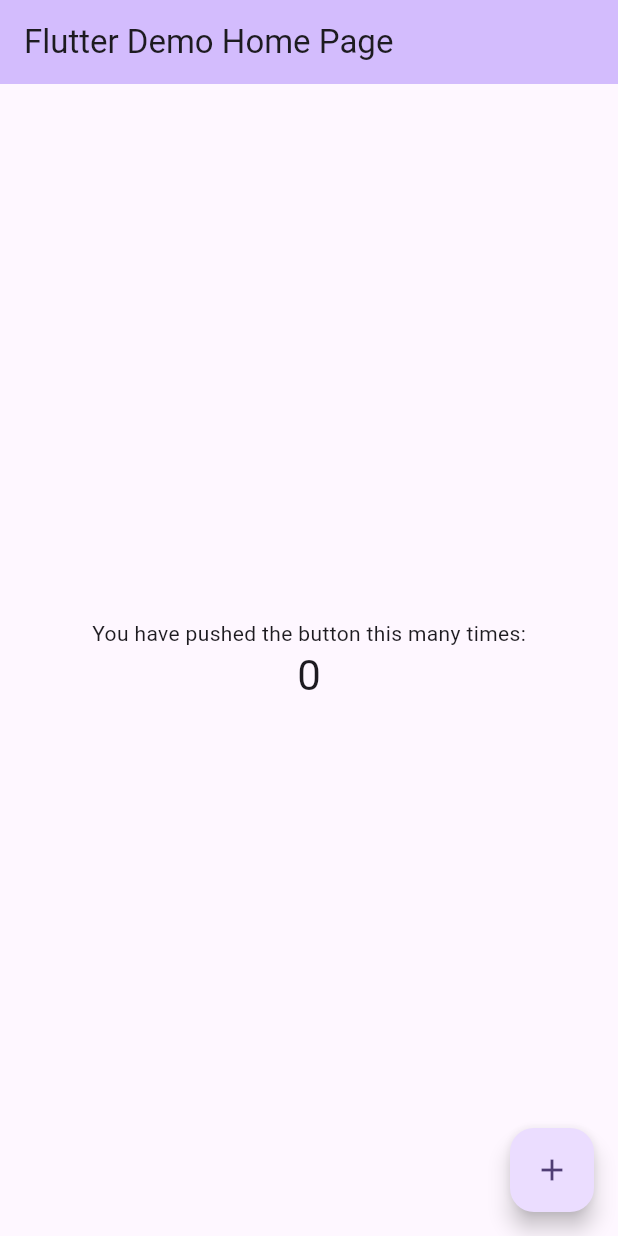
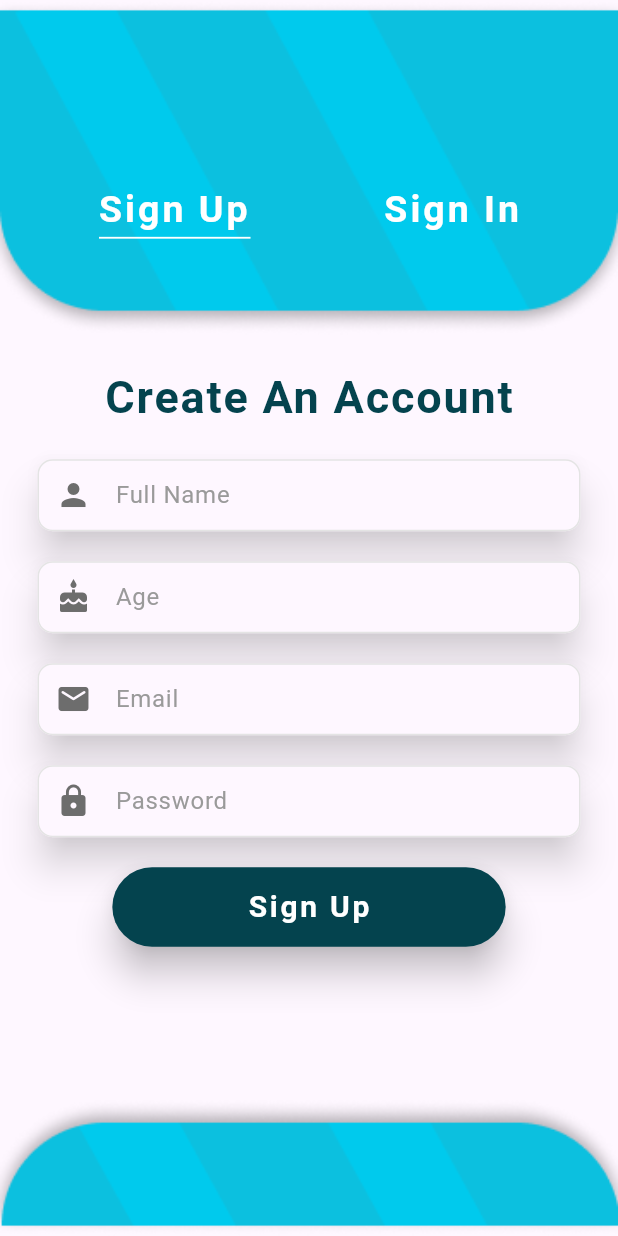
Before and after one commit to UtkarshAhuja2003/Dhwani, a Flutter app: the screen it shows after launch, on a phone screen of 412 x 824 dp. Run offline on Flutter 3.47's test engine with Material 3 defaults, Android fonts, the phone set to English and light mode, and no system bars; our stand-ins replace google_fonts; Roboto replaces fonts that are missing (Arimo).

Commit message:
signup signin screens

```diff
--- /dev/null
+++ b/lib/app/app.dart
@@ -0,0 +1,19 @@
+import 'package:dhwani/views/home_view.dart';
+import 'package:flutter/material.dart';
+import 'package:google_fonts/google_fonts.dart';
+
+class DhwaniApp extends StatelessWidget {
+  const DhwaniApp({super.key});
+
+  @override
+  Widget build(BuildContext context) {
+    return MaterialApp(
+      title: 'Dhwani',
+      theme: ThemeData(
+        fontFamily: GoogleFonts.arimo().fontFamily
+      ),
+      debugShowCheckedModeBanner: false,
+      home: const HomeView(),
+    );
+  }
+}
--- a/lib/main.dart
+++ b/lib/main.dart
@@ -1,125 +1,6 @@
+import 'package:dhwani/app/app.dart';
 import 'package:flutter/material.dart';
 
 void main() {
-  runApp(const MyApp());
+  runApp(const DhwaniApp());
 }
-
-class MyApp extends StatelessWidget {
-  const MyApp({super.key});
-
-  // This widget is the root of your application.
-  @override
-  Widget build(BuildContext context) {
-    return MaterialApp(
-      title: 'Flutter Demo',
-      theme: ThemeData(
-        // This is the theme of your application.
-        //
-        // TRY THIS: Try running your application with "flutter run". You'll see
-        // the application has a purple toolbar. Then, without quitting the app,
-        // try changing the seedColor in the colorScheme below to Colors.green
-        // and then invoke "hot reload" (save your changes or press the "hot
-        // reload" button in a Flutter-supported IDE, or press "r" if you used
-        // the command line to start the app).
-        //
-        // Notice that the counter didn't reset back to zero; the application
-        // state is not lost during the reload. To reset the state, use hot
-        // restart instead.
-        //
-        // This works for code too, not just values: Most code changes can be
-        // tested with just a hot reload.
-        colorScheme: ColorScheme.fromSeed(seedColor: Colors.deepPurple),
-        useMaterial3: true,
-      ),
-      home: const MyHomePage(title: 'Flutter Demo Home Page'),
-    );
-  }
-}
-
-class MyHomePage extends StatefulWidget {
-  const MyHomePage({super.key, required this.title});
-
-  // This widget is the home page of your application. It is stateful, meaning
-  // that it has a State object (defined below) that contains fields that affect
-  // how it looks.
-
-  // This class is the configuration for the state. It holds the values (in this
-  // case the title) provided by the parent (in this case the App widget) and
-  // used by the build method of the State. Fields in a Widget subclass are
-  // always marked "final".
-
-  final String title;
-
-  @override
-  State<MyHomePage> createState() => _MyHomePageState();
-}
-
-class _MyHomePageState extends State<MyHomePage> {
-  int _counter = 0;
-
-  void _incrementCounter() {
-    setState(() {
-      // This call to setState tells the Flutter framework that something has
-      // changed in this State, which causes it to rerun the build method below
-      // so that the display can reflect the updated values. If we changed
-      // _counter without calling setState(), then the build method would not be
-      // called again, and so nothing would appear to happen.
-      _counter++;
-    });
-  }
-
-  @override
-  Widget build(BuildContext context) {
-    // This method is rerun every time setState is called, for instance as done
-    // by the _incrementCounter method above.
-    //
-    // The Flutter framework has been optimized to make rerunning build methods
-    // fast, so that you can just rebuild anything that needs updating rather
-    // than having to individually change instances of widgets.
-    return Scaffold(
-      appBar: AppBar(
-        // TRY THIS: Try changing the color here to a specific color (to
-        // Colors.amber, perhaps?) and trigger a hot reload to see the AppBar
-        // change color while the other colors stay the same.
-        backgroundColor: Theme.of(context).colorScheme.inversePrimary,
-        // Here we take the value from the MyHomePage object that was created by
-        // the App.build method, and use it to set our appbar title.
-        title: Text(widget.title),
-      ),
-      body: Center(
-        // Center is a layout widget. It takes a single child and positions it
-        // in the middle of the parent.
-        child: Column(
-          // Column is also a layout widget. It takes a list of children and
-          // arranges them vertically. By default, it sizes itself to fit its
-          // children horizontally, and tries to be as tall as its parent.
-          //
-          // Column has various properties to control how it sizes itself and
-          // how it positions its children. Here we use mainAxisAlignment to
-          // center the children vertically; the main axis here is the vertical
-          // axis because Columns are vertical (the cross axis would be
-          // horizontal).
-          //
-          // TRY THIS: Invoke "debug painting" (choose the "Toggle Debug Paint"
-          // action in the IDE, or press "p" in the console), to see the
-          // wireframe for each widget.
-          mainAxisAlignment: MainAxisAlignment.center,
-          children: <Widget>[
-            const Text(
-              'You have pushed the button this many times:',
-            ),
-            Text(
-              '$_counter',
-              style: Theme.of(context).textTheme.headlineMedium,
-            ),
-          ],
-        ),
-      ),
-      floatingActionButton: FloatingActionButton(
-        onPressed: _incrementCounter,
-        tooltip: 'Increment',
-        child: const Icon(Icons.add),
-      ), // This trailing comma makes auto-formatting nicer for build methods.
-    );
-  }
-}
--- /dev/null
+++ b/lib/views/auth/signup_view.dart
@@ -0,0 +1,117 @@
+import 'package:dhwani/widgets/auth/auth_header.dart';
+import 'package:flutter/material.dart';
+
+class SignupView extends StatelessWidget {
+  @override
+  Widget build(BuildContext context) {
+    double screenWidth = MediaQuery.of(context).size.width;
+    return Scaffold(
+        body: Column(
+          children: [
+            const AuthHeader(authType: "SignUp",),
+            const SizedBox(height: 20),
+            const Text("Create An Account",
+                style: TextStyle(
+                  letterSpacing: 1.2,
+                  color: Color(0xFF04434E),
+                  fontSize: 30,
+                  fontWeight: FontWeight.bold,
+                )),
+            const SizedBox(height: 20),
+          const Padding(
+              padding:  EdgeInsets.only(left: 25, right: 25),
+              child: Column(
+                children: [
+                  InputField(hint: "Full Name",inputType: "name",),
+                  SizedBox(height: 20),
+                  InputField(hint: "Age",inputType: "age",),
+                  SizedBox(height: 20),
+                  InputField(hint: "Email",inputType: "email",),
+                  SizedBox(height: 20),
+                  InputField(hint: "Password",inputType: "password",)
+                ],
+              ),
+            ),
+            const SizedBox(height: 20),
+            ElevatedButton(
+              onPressed: () {},
+              style: ElevatedButton.styleFrom(
+                elevation: 10,
+                padding: const EdgeInsets.symmetric(horizontal: 90, vertical: 12),
+                backgroundColor: const Color(0xFF04434E),
+              ),
+              child: const Text(
+                "Sign Up",
+                style: TextStyle(
+                  letterSpacing: 1.8,
+                  color: Colors.white,
+                  fontSize: 20,
+                  fontWeight: FontWeight.bold,
+                ),
+              ),
+            )
+          ],
+        ),
+        bottomNavigationBar:
+          Image(
+            image: const AssetImage("assets/auth_footer.png"),
+            width: screenWidth, // Set the width to the screen width
+            fit: BoxFit
+                .cover,
+          ),
+      );
+  }
+}
+
+class InputField extends StatelessWidget {
+  const InputField(
+      {super.key, this.hint, this.inputType});
+
+  final String? hint;
+  final String? inputType;
+
+  @override
+  Widget build(BuildContext context) {
+    return Material(
+      elevation: 10.0,
+      shadowColor: Colors.grey.withOpacity(0.5),
+      borderRadius: BorderRadius.circular(10.0),
+      child: TextField(
+        decoration: InputDecoration(
+          prefixIcon: inputType == "email"
+              ? const Icon(Icons.email_rounded, color: Color(0xFF6D6D6D))
+              : inputType == "password"
+                  ? const Icon(Icons.lock, color: Color(0xFF6D6D6D))
+                  : inputType == "name"
+                      ? const Icon(Icons.person, color: Color(0xFF6D6D6D))
+                      : inputType == "age"
+                          ? const Icon(Icons.cake, color: Color(0xFF6D6D6D))
+                          : null, // Handle other input types as needed
+          contentPadding: const EdgeInsets.symmetric(vertical: 10.0),
+          hintText: hint,
+          hintStyle: const TextStyle(color: Color(0xFF9A9A9A)),
+          border: OutlineInputBorder(
+              borderSide: const BorderSide(color: Color(0xFFE4E4E4), width: 1.0),
+              borderRadius: BorderRadius.circular(10)
+          ),
+          focusedBorder: OutlineInputBorder(
+              borderSide: const BorderSide(color: Color(0xFFE4E4E4), width: 1.0),
+              borderRadius: BorderRadius.circular(10)
+          ),
+          enabledBorder: OutlineInputBorder(
+              borderSide: const BorderSide(color: Color(0xFFE4E4E4), width: 1.0),
+              borderRadius: BorderRadius.circular(10)
+          ),
+          errorBorder: OutlineInputBorder(
+              borderSide: const BorderSide(color: Color(0xFFE4E4E4), width: 1.0),
+              borderRadius: BorderRadius.circular(10)
+          ),
+          disabledBorder:OutlineInputBorder(
+              borderSide: const BorderSide(color: Color(0xFFE4E4E4), width: 1.0),
+              borderRadius: BorderRadius.circular(10)
+          ),
+        ),
+      ),
+    );
+  }
+}
--- /dev/null
+++ b/lib/views/home_view.dart
@@ -0,0 +1,13 @@
+import 'package:dhwani/views/auth/signup_view.dart';
+import 'package:flutter/material.dart';
+
+class HomeView extends StatelessWidget {
+  const HomeView({super.key});
+
+  @override
+  Widget build(BuildContext context) {
+    return Scaffold(
+      body: SafeArea(bottom:false,child: SignupView()),
+    );
+  }
+}
--- /dev/null
+++ b/lib/widgets/auth/auth_header.dart
@@ -0,0 +1,80 @@
+import 'package:dhwani/views/auth/login_view.dart';
+import 'package:dhwani/views/auth/signup_view.dart';
+import 'package:flutter/material.dart';
+
+class AuthHeader extends StatelessWidget {
+  const AuthHeader({super.key, this.authType});
+  final String? authType;
+
+  @override
+  Widget build(BuildContext context) {
+    double screenWidth = MediaQuery.of(context).size.width;
+    return Stack(children: [
+      Image(
+        image: const AssetImage("assets/auth_header_back.png"),
+        width: screenWidth, // Set the width to the screen width
+        fit: BoxFit
+            .cover, // You can use different BoxFit values based on your needs
+      ),
+      Positioned(
+        top: 130,
+        width: screenWidth,
+        child: Padding(
+          padding: const EdgeInsets.only(left: 65, right: 65),
+          child: Row(
+            mainAxisAlignment: MainAxisAlignment.spaceBetween,
+            children: [
+              InkWell(
+                onTap: () {
+                  if (authType == "SignIn") {
+                    Navigator.push(context,
+                        MaterialPageRoute(builder: (context) => SignupView()));
+                  }
+                },
+                child: Text(
+                  "Sign Up",
+                  textAlign: TextAlign.end,
+                  style: TextStyle(
+                      color: Colors.transparent,
+                      shadows: const [
+                        Shadow(offset: Offset(0, -8), color: Colors.white)
+                      ],
+                      decoration: authType == "SignUp"
+                          ? TextDecoration.underline
+                          : TextDecoration.none,
+                      decorationColor: Colors.white,
+                      letterSpacing: 2,
+                      fontSize: 25,
+                      fontWeight: FontWeight.w700),
+                ),
+              ),
+              InkWell(
+                onTap: () {
+                  if (authType == "SignUp") {
+                    Navigator.push(context,
+                        MaterialPageRoute(builder: (context) => LoginView()));
+                  }
+                },
+                child: Text(
+                  "Sign In",
+                  style: TextStyle(
+                      color: Colors.transparent,
+                      shadows: const [
+                        Shadow(offset: Offset(0, -8), color: Colors.white)
+                      ],
+                      decoration: authType == "SignIn"
+                          ? TextDecoration.underline
+                          : TextDecoration.none,
+                      decorationColor: Colors.white,
+                      letterSpacing: 2,
+                      fontSize: 25,
+                      fontWeight: FontWeight.w700),
+                ),
+              ),
+            ],
+          ),
+        ),
+      ),
+    ]);
+  }
+}
```
Also changed, not shown: lib/views/auth/login_view.dart (added, +115 -0 lines), pubspec.yaml (+4 -3 lines), assets/auth_footer.png (added), assets/auth_header_back.png (added), pubspec.lock, 2 other files.
